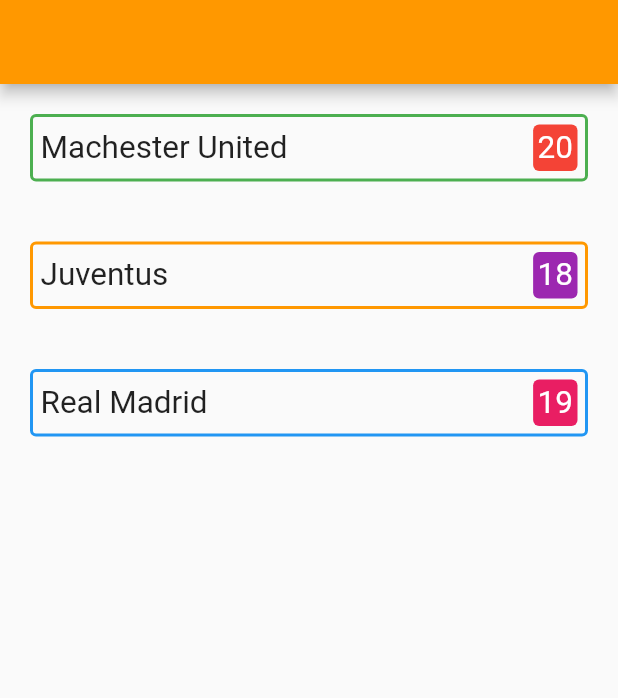
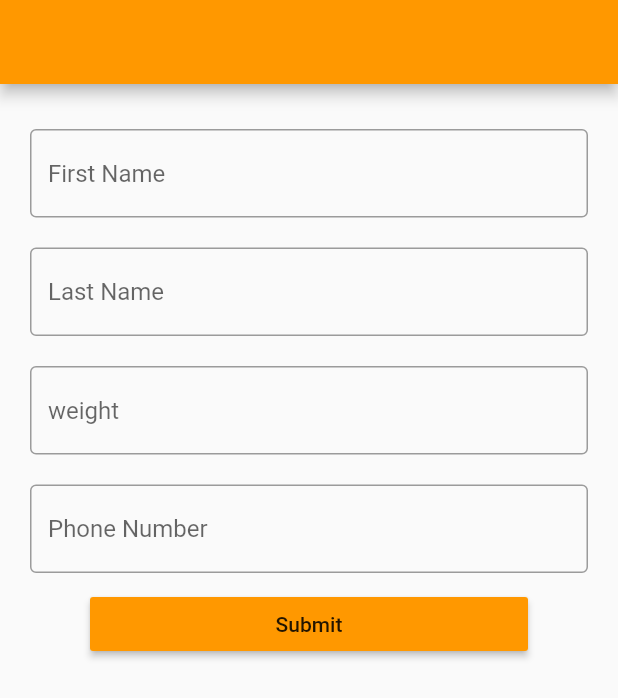
Before and after one commit to josephinedev/LearnFlutter-App, a Flutter app: the screen it shows after launch, on a phone screen of 412 x 824 dp. Shown: the top 698 px of the screen. Run offline on Flutter 3.47's test engine with Material 2 defaults, Android fonts, the phone set to English and light mode, and no system bars.

Commit message:
Add TextFields

```diff
--- a/lib/main.dart
+++ b/lib/main.dart
@@ -84,6 +84,7 @@ class MyApp extends StatefulWidget {
 }
 
 class MyAppState extends State<MyApp> {
+
   @override
   Widget build(BuildContext context) {
     // TODO: implement build
@@ -94,43 +95,94 @@ class MyAppState extends State<MyApp> {
       ),
       home: Scaffold(
         appBar: AppBar(),
-        body: ListView(
-          children: [
-            buildRow("Machester United", 20, Colors.green, Colors.red),
-            buildRow("Juventus", 18, Colors.orange, Colors.purple),
-            buildRow("Real Madrid", 19, Colors.blue, Colors.pink),
-          ],
+        body: Container(
+          margin: EdgeInsets.all(20),
+          child: ListView(
+
+            children: [
+              buildTextField(),
+              buildTextField1(),
+              buildTextField2(),
+              buildTextField3(),
+
+              Container(
+               padding: EdgeInsets.symmetric(vertical: 0, horizontal: 40),
+                child: RaisedButton(
+                  child: Text('Submit'),
+                  color: Colors.orange,
+                  onPressed: (){
+                  }
+                ),
+              )
+            ],
+          ),
         ),
       ),
     );
   }
 
-  Container buildRow(String team, int point, Color countorColor, Color numberColor) {
+
+ }
+  Container buildTextField() {
     return Container(
-      decoration: BoxDecoration(
-          border: Border.all(color: countorColor, width: 2),
-          borderRadius: BorderRadius.all(Radius.circular(4))),
-      margin: EdgeInsets.all(20),
-      padding: EdgeInsets.all(5),
-      child: Row(
-        mainAxisAlignment: MainAxisAlignment.spaceBetween,
-        children: [
-          Text(
-            "$team",
-            style: TextStyle(fontSize: 21),
+      padding: EdgeInsets.symmetric(vertical: 10, horizontal: 0),
+      child: TextField(
+        keyboardType: TextInputType.text,
+        decoration: InputDecoration(
+          hintText: "First Name",
+          border: OutlineInputBorder(
+            borderSide: BorderSide(),
+
           ),
-          Container(
-            padding: EdgeInsets.all(3),
-            decoration: BoxDecoration(
-                color: numberColor,
-                borderRadius: BorderRadius.all(Radius.circular(4))),
-            child: Text(
-              "$point",
-              style: TextStyle(fontSize: 21, color: Colors.white),
-            ),
-          ),
-        ],
+        ),
+      ),
+    );
+
+  }
+
+
+
+  Container buildTextField1(){
+    return Container(
+      padding: EdgeInsets.symmetric(vertical: 10,horizontal: 0),
+      child: TextField(
+        keyboardType: TextInputType.text,
+        decoration: InputDecoration(
+          hintText: "Last Name",
+          border: OutlineInputBorder(
+            borderSide: BorderSide(),
+          )
+        ),
+      ),
+    );
+
+  }
+
+  Container buildTextField2() {
+    return Container(
+      padding: EdgeInsets.symmetric(vertical: 10,horizontal: 0),
+      child: TextField(
+        keyboardType: TextInputType.number,
+        decoration: InputDecoration(
+            hintText: "weight",
+            border: OutlineInputBorder(
+              borderSide: BorderSide(),
+            )
+        ),
       ),
     );
   }
-}
+  Container buildTextField3() {
+    return Container(
+      padding: EdgeInsets.symmetric(vertical: 10,horizontal: 0),
+      child: TextField(
+        keyboardType: TextInputType.number,
+        decoration: InputDecoration(
+            hintText: "Phone Number",
+            border: OutlineInputBorder(
+              borderSide: BorderSide(),
+            )
+        ),
+      ),
+    );
+  }
```
